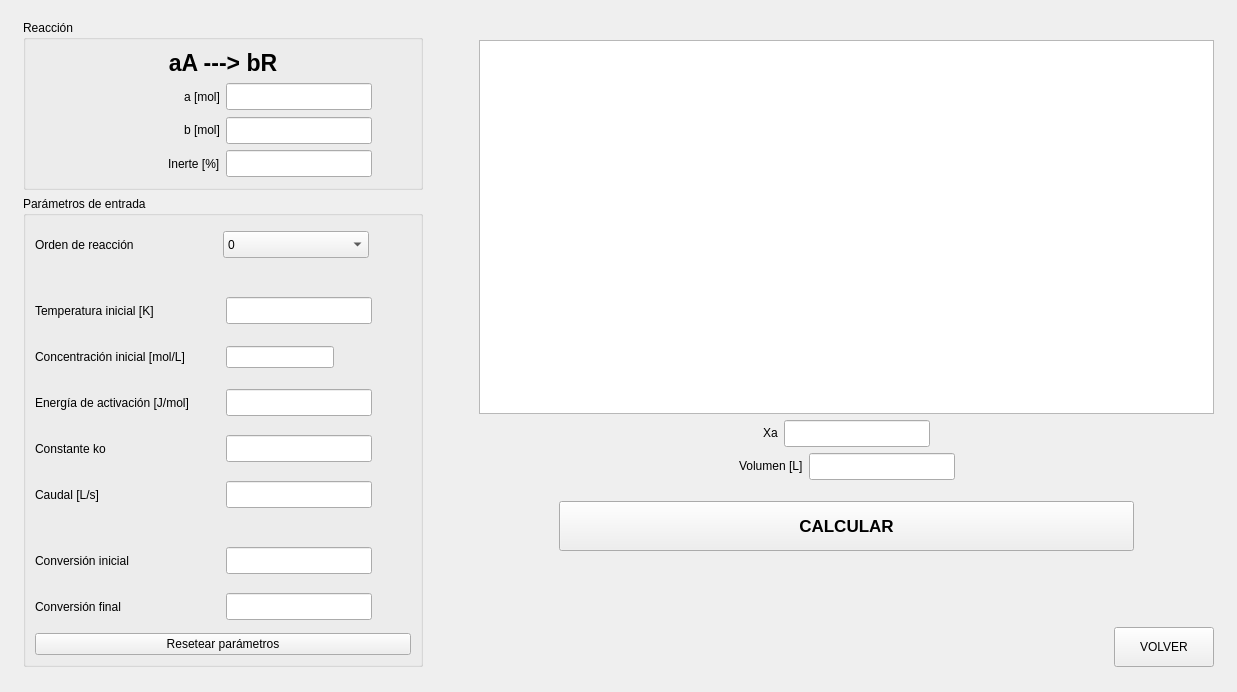
Above: ventanas/ventana_FP_isotermo.ui from elCaxper/calculo-de-reactores before the change. Below: the same form after it.
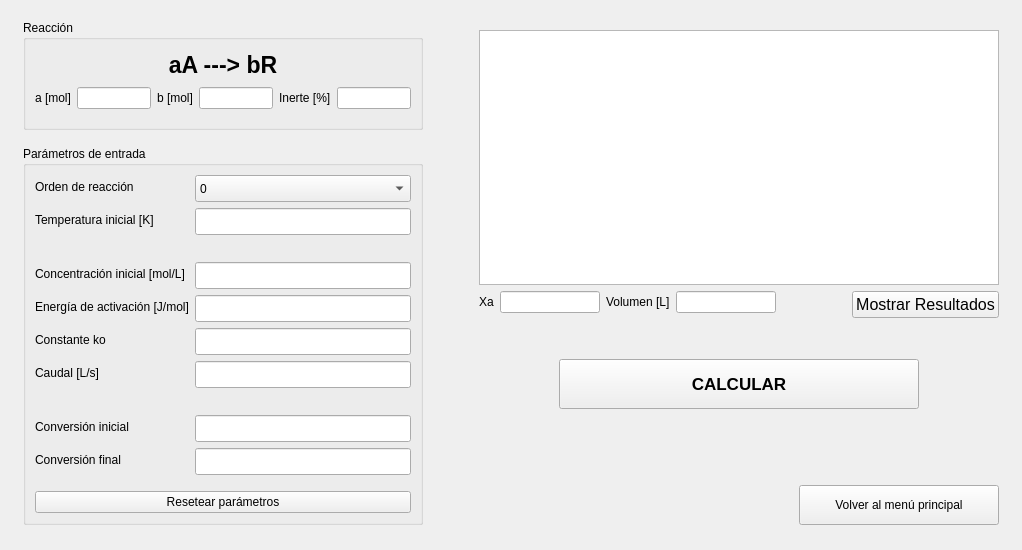
That is the form after the change. Custom widgets are drawn as their Qt base class.

Patch:
```diff
--- a/ventanas/ventana_FP_isotermo.ui
+++ b/ventanas/ventana_FP_isotermo.ui
@@ -6,8 +6,8 @@
    <rect>
     <x>0</x>
     <y>0</y>
-    <width>1237</width>
-    <height>692</height>
+    <width>1022</width>
+    <height>550</height>
    </rect>
   </property>
   <property name="windowTitle">
@@ -38,9 +38,6 @@
    </item>
    <item>
     <layout class="QVBoxLayout" name="Izquierda">
-     <property name="sizeConstraint">
-      <enum>QLayout::SetDefaultConstraint</enum>
-     </property>
      <property name="leftMargin">
       <number>0</number>
      </property>
@@ -48,14 +45,14 @@
       <widget class="QGroupBox" name="Reaccion">
        <property name="minimumSize">
         <size>
-         <width>400</width>
-         <height>0</height>
+         <width>0</width>
+         <height>110</height>
         </size>
        </property>
        <property name="maximumSize">
         <size>
          <width>400</width>
-         <height>170</height>
+         <height>110</height>
         </size>
        </property>
        <property name="title">
@@ -86,74 +83,87 @@
               </property>
              </widget>
             </item>
-            <item>
-             <layout class="QHBoxLayout" name="horizontalLayout_14">
-              <item alignment="Qt::AlignRight|Qt::AlignVCenter">
-               <widget class="QLabel" name="lb_cao_13">
-                <property name="text">
-                 <string>a [mol]</string>
-                </property>
-               </widget>
-              </item>
-              <item alignment="Qt::AlignLeft|Qt::AlignVCenter">
-               <widget class="QLineEdit" name="le_molA">
-                <property name="minimumSize">
-                 <size>
-                  <width>146</width>
-                  <height>27</height>
-                 </size>
-                </property>
-               </widget>
-              </item>
-             </layout>
+           </layout>
+          </item>
+         </layout>
+        </item>
+        <item>
+         <layout class="QHBoxLayout" name="horizontalLayout_4">
+          <property name="topMargin">
+           <number>0</number>
+          </property>
+          <item>
+           <layout class="QFormLayout" name="formLayout_3">
+            <property name="fieldGrowthPolicy">
+             <enum>QFormLayout::AllNonFixedFieldsGrow</enum>
+            </property>
+            <property name="topMargin">
+             <number>0</number>
+            </property>
+            <item row="0" column="0">
+             <widget class="QLabel" name="lb_cao_13">
+              <property name="text">
+               <string>a [mol]</string>
+              </property>
+             </widget>
             </item>
-            <item>
-             <layout class="QHBoxLayout" name="horizontalLayout_16">
-              <item alignment="Qt::AlignRight|Qt::AlignVCenter">
-               <widget class="QLabel" name="lb_cao_14">
-                <property name="text">
-                 <string>b [mol]</string>
-                </property>
-               </widget>
-              </item>
-              <item alignment="Qt::AlignLeft|Qt::AlignVCenter">
-               <widget class="QLineEdit" name="le_molB">
-                <property name="minimumSize">
-                 <size>
-                  <width>146</width>
-                  <height>27</height>
-                 </size>
-                </property>
-               </widget>
-              </item>
-             </layout>
+            <item row="0" column="1">
+             <widget class="QLineEdit" name="le_molA">
+              <property name="minimumSize">
+               <size>
+                <width>50</width>
+                <height>0</height>
+               </size>
+              </property>
+             </widget>
             </item>
-            <item>
-             <layout class="QHBoxLayout" name="horizontalLayout_15">
-              <property name="leftMargin">
-               <number>0</number>
+           </layout>
+          </item>
+          <item>
+           <layout class="QFormLayout" name="formLayout_6">
+            <property name="topMargin">
+             <number>0</number>
+            </property>
+            <item row="0" column="0">
+             <widget class="QLabel" name="lb_cao_14">
+              <property name="text">
+               <string>b [mol]</string>
               </property>
-              <property name="topMargin">
-               <number>0</number>
+             </widget>
+            </item>
+            <item row="0" column="1">
+             <widget class="QLineEdit" name="le_molB">
+              <property name="minimumSize">
+               <size>
+                <width>50</width>
+                <height>0</height>
+               </size>
               </property>
-              <item alignment="Qt::AlignRight|Qt::AlignVCenter">
-               <widget class="QLabel" name="lb_cao_15">
-                <property name="text">
-                 <string>Inerte [%]</string>
-                </property>
-               </widget>
-              </item>
-              <item alignment="Qt::AlignLeft|Qt::AlignVCenter">
-               <widget class="QLineEdit" name="le_inerte">
-                <property name="minimumSize">
-                 <size>
-                  <width>146</width>
-                  <height>27</height>
-                 </size>
-                </property>
-               </widget>
-              </item>
-             </layout>
+             </widget>
+            </item>
+           </layout>
+          </item>
+          <item>
+           <layout class="QFormLayout" name="formLayout_7">
+            <property name="topMargin">
+             <number>0</number>
+            </property>
+            <item row="0" column="0">
+             <widget class="QLabel" name="lb_cao_15">
+              <property name="text">
+               <string>Inerte [%]</string>
+              </property>
+             </widget>
+            </item>
+            <item row="0" column="1">
+             <widget class="QLineEdit" name="le_inerte">
+              <property name="minimumSize">
+               <size>
+                <width>65</width>
+                <height>0</height>
+               </size>
+              </property>
+             </widget>
             </item>
            </layout>
           </item>
@@ -162,14 +172,24 @@
        </layout>
       </widget>
      </item>
+     <item>
+      <spacer name="verticalSpacer_2">
+       <property name="orientation">
+        <enum>Qt::Vertical</enum>
+       </property>
+       <property name="sizeType">
+        <enum>QSizePolicy::Fixed</enum>
+       </property>
+       <property name="sizeHint" stdset="0">
+        <size>
+         <width>20</width>
+         <height>10</height>
+        </size>
+       </property>
+      </spacer>
+     </item>
      <item>
       <widget class="QGroupBox" name="Parmetros_entrada">
-       <property name="minimumSize">
-        <size>
-         <width>400</width>
-         <height>0</height>
-        </size>
-       </property>
        <property name="maximumSize">
         <size>
          <width>400</width>
@@ -181,211 +201,184 @@
        </property>
        <layout class="QVBoxLayout" name="verticalLayout">
         <item>
-         <layout class="QHBoxLayout" name="horizontalLayout_7">
-          <property name="spacing">
-           <number>0</number>
+         <layout class="QFormLayout" name="formLayout_2">
+          <property name="formAlignment">
+           <set>Qt::AlignLeading|Qt::AlignLeft|Qt::AlignTop</set>
           </property>
-          <property name="leftMargin">
-           <number>0</number>
-          </property>
-          <property name="rightMargin">
-           <number>0</number>
-          </property>
-          <item alignment="Qt::AlignLeft|Qt::AlignVCenter">
+          <item row="0" column="0">
            <widget class="QLabel" name="lb_cao_6">
             <property name="text">
              <string>Orden de reacción</string>
             </property>
            </widget>
           </item>
-          <item alignment="Qt::AlignLeft|Qt::AlignVCenter">
-           <widget class="QComboBox" name="cb_orden">
-            <property name="minimumSize">
-             <size>
-              <width>146</width>
-              <height>27</height>
-             </size>
-            </property>
-            <item>
-             <property name="text">
-              <string>0</string>
-             </property>
-            </item>
-            <item>
-             <property name="text">
-              <string>1</string>
-             </property>
-            </item>
-            <item>
-             <property name="text">
-              <string>2</string>
-             </property>
-            </item>
-           </widget>
-          </item>
-         </layout>
-        </item>
-        <item>
-         <spacer name="verticalSpacer">
-          <property name="orientation">
-           <enum>Qt::Vertical</enum>
-          </property>
-          <property name="sizeType">
-           <enum>QSizePolicy::Fixed</enum>
-          </property>
-          <property name="sizeHint" stdset="0">
-           <size>
-            <width>20</width>
-            <height>20</height>
-           </size>
-          </property>
-         </spacer>
-        </item>
-        <item>
-         <layout class="QHBoxLayout" name="horizontalLayout_10">
-          <item alignment="Qt::AlignLeft|Qt::AlignVCenter">
+          <item row="1" column="0">
            <widget class="QLabel" name="lb_cao_9">
             <property name="text">
              <string>Temperatura inicial [K]</string>
             </property>
            </widget>
           </item>
-          <item alignment="Qt::AlignLeft|Qt::AlignVCenter">
-           <widget class="QLineEdit" name="le_temp_ini">
-            <property name="minimumSize">
-             <size>
-              <width>146</width>
-              <height>27</height>
-             </size>
-            </property>
-           </widget>
-          </item>
-         </layout>
-        </item>
-        <item>
-         <layout class="QHBoxLayout" name="horizontalLayout_6">
-          <item alignment="Qt::AlignLeft|Qt::AlignVCenter">
+          <item row="3" column="0">
            <widget class="QLabel" name="lb_cao_5">
             <property name="text">
              <string>Concentración inicial [mol/L]</string>
             </property>
            </widget>
           </item>
-          <item alignment="Qt::AlignLeft|Qt::AlignVCenter">
-           <widget class="QLineEdit" name="le_concentracion_ini"/>
-          </item>
-         </layout>
-        </item>
-        <item>
-         <layout class="QHBoxLayout" name="horizontalLayout_5">
-          <item alignment="Qt::AlignLeft|Qt::AlignVCenter">
+          <item row="4" column="0">
            <widget class="QLabel" name="lb_cao_4">
             <property name="text">
              <string>Energía de activación [J/mol]</string>
             </property>
            </widget>
           </item>
-          <item alignment="Qt::AlignLeft|Qt::AlignVCenter">
-           <widget class="QLineEdit" name="le_ener_act">
-            <property name="minimumSize">
-             <size>
-              <width>146</width>
-              <height>27</height>
-             </size>
-            </property>
-           </widget>
-          </item>
-         </layout>
-        </item>
-        <item>
-         <layout class="QHBoxLayout" name="horizontalLayout_8">
-          <item alignment="Qt::AlignLeft|Qt::AlignVCenter">
+          <item row="5" column="0">
            <widget class="QLabel" name="lb_cao_7">
             <property name="text">
              <string>Constante ko</string>
             </property>
            </widget>
           </item>
-          <item alignment="Qt::AlignLeft|Qt::AlignVCenter">
-           <widget class="QLineEdit" name="le_k">
-            <property name="minimumSize">
-             <size>
-              <width>146</width>
-              <height>27</height>
-             </size>
-            </property>
-           </widget>
-          </item>
-         </layout>
-        </item>
-        <item>
-         <layout class="QHBoxLayout" name="horizontalLayout_9">
-          <item alignment="Qt::AlignLeft|Qt::AlignVCenter">
+          <item row="6" column="0">
            <widget class="QLabel" name="lb_cao_8">
             <property name="text">
              <string>Caudal [L/s]</string>
             </property>
            </widget>
           </item>
-          <item alignment="Qt::AlignLeft|Qt::AlignVCenter">
-           <widget class="QLineEdit" name="le_caudal">
-            <property name="minimumSize">
-             <size>
-              <width>146</width>
-              <height>27</height>
-             </size>
-            </property>
-           </widget>
-          </item>
-         </layout>
-        </item>
-        <item>
-         <spacer name="verticalSpacer_4">
-          <property name="orientation">
-           <enum>Qt::Vertical</enum>
-          </property>
-          <property name="sizeType">
-           <enum>QSizePolicy::Fixed</enum>
-          </property>
-          <property name="sizeHint" stdset="0">
-           <size>
-            <width>20</width>
-            <height>20</height>
-           </size>
-          </property>
-         </spacer>
-        </item>
-        <item>
-         <layout class="QHBoxLayout" name="horizontalLayout_4">
-          <item alignment="Qt::AlignLeft|Qt::AlignVCenter">
+          <item row="8" column="0">
            <widget class="QLabel" name="lb_cao_3">
             <property name="text">
              <string>Conversión inicial</string>
             </property>
            </widget>
           </item>
-          <item alignment="Qt::AlignLeft|Qt::AlignVCenter">
-           <widget class="QLineEdit" name="le_conv_ini">
-            <property name="minimumSize">
-             <size>
-              <width>146</width>
-              <height>27</height>
-             </size>
-            </property>
-           </widget>
-          </item>
-         </layout>
-        </item>
-        <item>
-         <layout class="QHBoxLayout" name="horizontalLayout_13">
-          <item alignment="Qt::AlignLeft|Qt::AlignVCenter">
+          <item row="9" column="0">
            <widget class="QLabel" name="lb_cao">
             <property name="text">
              <string>Conversión final</string>
             </property>
            </widget>
           </item>
-          <item alignment="Qt::AlignLeft|Qt::AlignVCenter">
+          <item row="7" column="0">
+           <spacer name="verticalSpacer_4">
+            <property name="orientation">
+             <enum>Qt::Vertical</enum>
+            </property>
+            <property name="sizeType">
+             <enum>QSizePolicy::Fixed</enum>
+            </property>
+            <property name="sizeHint" stdset="0">
+             <size>
+              <width>20</width>
+              <height>15</height>
+             </size>
+            </property>
+           </spacer>
+          </item>
+          <item row="2" column="0">
+           <spacer name="verticalSpacer">
+            <property name="orientation">
+             <enum>Qt::Vertical</enum>
+            </property>
+            <property name="sizeType">
+             <enum>QSizePolicy::Fixed</enum>
+            </property>
+            <property name="sizeHint" stdset="0">
+             <size>
+              <width>20</width>
+              <height>15</height>
+             </size>
+            </property>
+           </spacer>
+          </item>
+          <item row="0" column="1">
+           <widget class="QComboBox" name="cb_orden">
+            <property name="minimumSize">
+             <size>
+              <width>146</width>
+              <height>27</height>
+             </size>
+            </property>
+            <item>
+             <property name="text">
+              <string>0</string>
+             </property>
+            </item>
+            <item>
+             <property name="text">
+              <string>1</string>
+             </property>
+            </item>
+            <item>
+             <property name="text">
+              <string>2</string>
+             </property>
+            </item>
+           </widget>
+          </item>
+          <item row="1" column="1">
+           <widget class="QLineEdit" name="le_temp_ini">
+            <property name="minimumSize">
+             <size>
+              <width>146</width>
+              <height>27</height>
+             </size>
+            </property>
+           </widget>
+          </item>
+          <item row="3" column="1">
+           <widget class="QLineEdit" name="le_concentracion_ini">
+            <property name="minimumSize">
+             <size>
+              <width>146</width>
+              <height>27</height>
+             </size>
+            </property>
+           </widget>
+          </item>
+          <item row="4" column="1">
+           <widget class="QLineEdit" name="le_ener_act">
+            <property name="minimumSize">
+             <size>
+              <width>146</width>
+              <height>27</height>
+             </size>
+            </property>
+           </widget>
+          </item>
+          <item row="5" column="1">
+           <widget class="QLineEdit" name="le_k">
+            <property name="minimumSize">
+             <size>
+              <width>146</width>
+              <height>27</height>
+             </size>
+            </property>
+           </widget>
+          </item>
+          <item row="6" column="1">
+           <widget class="QLineEdit" name="le_caudal">
+            <property name="minimumSize">
+             <size>
+              <width>146</width>
+              <height>27</height>
+             </size>
+            </property>
+           </widget>
+          </item>
+          <item row="8" column="1">
+           <widget class="QLineEdit" name="le_conv_ini">
+            <property name="minimumSize">
+             <size>
+              <width>146</width>
+              <height>27</height>
+             </size>
+            </property>
+           </widget>
+          </item>
+          <item row="9" column="1">
            <widget class="QLineEdit" name="le_conv_fin">
             <property name="minimumSize">
              <size>
@@ -440,7 +433,7 @@
          <property name="sizeHint" stdset="0">
           <size>
            <width>20</width>
-           <height>20</height>
+           <height>10</height>
           </size>
          </property>
         </spacer>
@@ -449,7 +442,7 @@
         <widget class="PlotWidget" name="plot">
          <property name="minimumSize">
           <size>
-           <width>685</width>
+           <width>500</width>
            <height>0</height>
           </size>
          </property>
@@ -463,7 +456,67 @@
      <item>
       <layout class="QHBoxLayout" name="horizontalLayout_11">
        <item>
-        <spacer name="horizontalSpacer_5">
+        <layout class="QFormLayout" name="formLayout_11">
+         <property name="labelAlignment">
+          <set>Qt::AlignCenter</set>
+         </property>
+         <property name="formAlignment">
+          <set>Qt::AlignLeading|Qt::AlignLeft|Qt::AlignTop</set>
+         </property>
+         <property name="topMargin">
+          <number>0</number>
+         </property>
+         <item row="0" column="1">
+          <widget class="QLineEdit" name="le_xa">
+           <property name="maximumSize">
+            <size>
+             <width>100</width>
+             <height>16777215</height>
+            </size>
+           </property>
+          </widget>
+         </item>
+         <item row="0" column="0">
+          <widget class="QLabel" name="lb_cao_10">
+           <property name="text">
+            <string>Xa</string>
+           </property>
+          </widget>
+         </item>
+        </layout>
+       </item>
+       <item>
+        <layout class="QFormLayout" name="formLayout_10">
+         <property name="labelAlignment">
+          <set>Qt::AlignCenter</set>
+         </property>
+         <property name="formAlignment">
+          <set>Qt::AlignLeading|Qt::AlignLeft|Qt::AlignTop</set>
+         </property>
+         <property name="topMargin">
+          <number>0</number>
+         </property>
+         <item row="0" column="0">
+          <widget class="QLabel" name="lb_cao_2">
+           <property name="text">
+            <string>Volumen [L]</string>
+           </property>
+          </widget>
+         </item>
+         <item row="0" column="1">
+          <widget class="QLineEdit" name="le_volumen">
+           <property name="maximumSize">
+            <size>
+             <width>100</width>
+             <height>16777215</height>
+            </size>
+           </property>
+          </widget>
+         </item>
+        </layout>
+       </item>
+       <item>
+        <spacer name="horizontalSpacer_18">
          <property name="orientation">
           <enum>Qt::Horizontal</enum>
          </property>
@@ -475,78 +528,72 @@
          </property>
         </spacer>
        </item>
-       <item alignment="Qt::AlignRight|Qt::AlignVCenter">
-        <widget class="QLabel" name="lb_cao_10">
-         <property name="text">
-          <string>Xa</string>
+       <item>
+        <widget class="QPushButton" name="btn_mostrar_resultados">
+         <property name="sizePolicy">
+          <sizepolicy hsizetype="Minimum" vsizetype="Fixed">
+           <horstretch>0</horstretch>
+           <verstretch>0</verstretch>
+          </sizepolicy>
          </property>
-        </widget>
-       </item>
-       <item alignment="Qt::AlignLeft|Qt::AlignVCenter">
-        <widget class="QLineEdit" name="le_xa">
          <property name="minimumSize">
           <size>
-           <width>146</width>
-           <height>27</height>
-          </size>
-         </property>
-        </widget>
-       </item>
-       <item>
-        <spacer name="horizontalSpacer_7">
-         <property name="orientation">
-          <enum>Qt::Horizontal</enum>
-         </property>
-         <property name="sizeHint" stdset="0">
-          <size>
-           <width>40</width>
+           <width>0</width>
            <height>20</height>
           </size>
          </property>
-        </spacer>
+         <property name="baseSize">
+          <size>
+           <width>0</width>
+           <height>0</height>
+          </size>
+         </property>
+         <property name="font">
+          <font>
+           <pointsize>12</pointsize>
+           <weight>50</weight>
+           <bold>false</bold>
+          </font>
+         </property>
+         <property name="text">
+          <string>Mostrar Resultados</string>
+         </property>
+        </widget>
        </item>
       </layout>
      </item>
      <item>
-      <layout class="QHBoxLayout" name="horizontalLayout_3">
+      <layout class="QHBoxLayout" name="horizontalLayout_18">
+       <property name="topMargin">
+        <number>0</number>
+       </property>
        <item>
         <spacer name="horizontalSpacer_6">
          <property name="orientation">
           <enum>Qt::Horizontal</enum>
          </property>
+         <property name="sizeType">
+          <enum>QSizePolicy::Fixed</enum>
+         </property>
          <property name="sizeHint" stdset="0">
           <size>
-           <width>40</width>
+           <width>100</width>
            <height>20</height>
           </size>
          </property>
         </spacer>
        </item>
-       <item alignment="Qt::AlignRight|Qt::AlignVCenter">
-        <widget class="QLabel" name="lb_cao_2">
-         <property name="text">
-          <string>Volumen [L]</string>
-         </property>
-        </widget>
-       </item>
-       <item alignment="Qt::AlignLeft|Qt::AlignVCenter">
-        <widget class="QLineEdit" name="le_volumen">
-         <property name="minimumSize">
-          <size>
-           <width>146</width>
-           <height>27</height>
-          </size>
-         </property>
-        </widget>
-       </item>
        <item>
         <spacer name="horizontalSpacer_8">
          <property name="orientation">
           <enum>Qt::Horizontal</enum>
          </property>
+         <property name="sizeType">
+          <enum>QSizePolicy::Fixed</enum>
+         </property>
          <property name="sizeHint" stdset="0">
           <size>
-           <width>40</width>
+           <width>100</width>
            <height>20</height>
           </size>
          </property>
@@ -679,18 +726,18 @@
         <widget class="QPushButton" name="btn_cerrar">
          <property name="minimumSize">
           <size>
-           <width>100</width>
+           <width>200</width>
            <height>40</height>
           </size>
          </property>
          <property name="maximumSize">
           <size>
-           <width>100</width>
+           <width>200</width>
            <height>40</height>
           </size>
          </property>
          <property name="text">
-          <string>VOLVER</string>
+          <string>Volver al menú principal</string>
          </property>
         </widget>
        </item>
```
Left out of the diff: 8 changed lines with no effect on the pictures.
